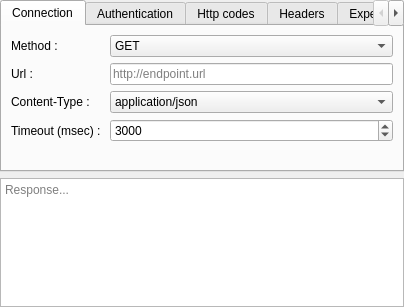
First picture: the form in RequestFlowApp/CoreView/ui/EndpointNodeUi.ui, repository fatehmtd/RequestFlow, before the edit.
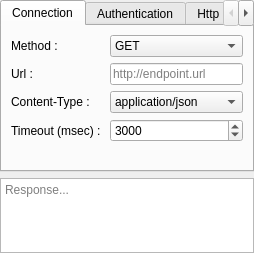
Second picture: the form after the edit.

Commit message: added icons for nodes and slots, added node search dialog

The edit to the form file:
```diff
--- a/RequestFlowApp/CoreView/ui/EndpointNodeUi.ui
+++ b/RequestFlowApp/CoreView/ui/EndpointNodeUi.ui
@@ -6,10 +6,16 @@
    <rect>
     <x>0</x>
     <y>0</y>
-    <width>404</width>
-    <height>307</height>
+    <width>254</width>
+    <height>253</height>
    </rect>
   </property>
+  <property name="minimumSize">
+   <size>
+    <width>254</width>
+    <height>253</height>
+   </size>
+  </property>
   <property name="windowTitle">
    <string>EndpointNode</string>
   </property>
```
The commit also changes 88 other files.
